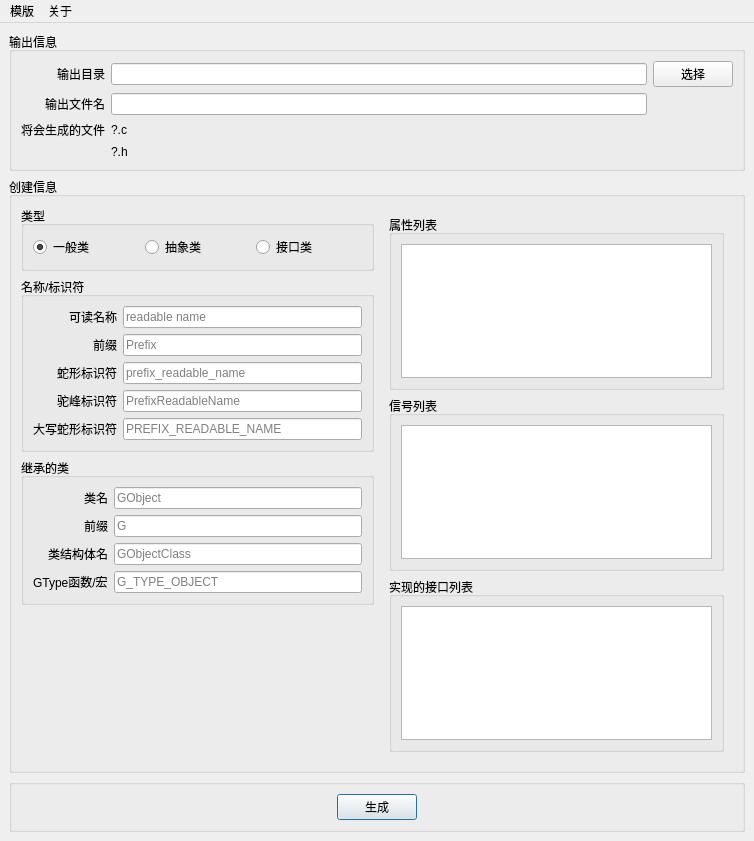
Qt form MainWindow.ui (tajoy/GOC) before a commit.
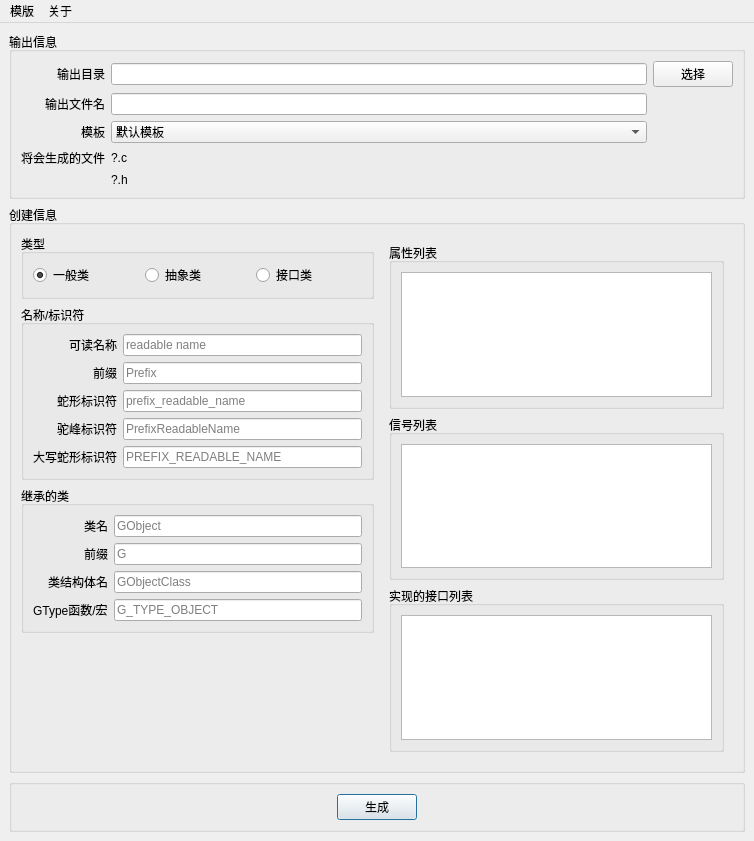
The same form after that commit.

Patch:
```diff
--- a/MainWindow.ui
+++ b/MainWindow.ui
@@ -28,15 +28,24 @@
    </property>
    <layout class="QVBoxLayout" name="verticalLayout">
     <item>
-     <widget class="QGroupBox" name="">
+     <widget class="QGroupBox" name="groupBox">
       <property name="title">
        <string>输出信息</string>
       </property>
       <layout class="QGridLayout" name="gridLayout">
-       <item row="1" column="2">
+       <item row="4" column="2">
+        <widget class="QComboBox" name="cbxTemplate">
+         <item>
+          <property name="text">
+           <string>默认模板</string>
+          </property>
+         </item>
+        </widget>
+       </item>
+       <item row="2" column="2">
         <widget class="QLineEdit" name="edtOutFilename"/>
        </item>
-       <item row="1" column="0">
+       <item row="2" column="0">
         <widget class="QLabel" name="label_7">
          <property name="text">
           <string>输出文件名</string>
@@ -46,17 +55,17 @@
          </property>
         </widget>
        </item>
-       <item row="0" column="3">
+       <item row="1" column="3">
         <widget class="QPushButton" name="btnSelOutDir">
          <property name="text">
           <string>选择</string>
          </property>
         </widget>
        </item>
-       <item row="0" column="2">
+       <item row="1" column="2">
         <widget class="QLineEdit" name="edtOutDir"/>
        </item>
-       <item row="0" column="0">
+       <item row="1" column="0">
         <widget class="QLabel" name="label">
          <property name="text">
           <string>输出目录</string>
@@ -69,27 +78,37 @@
          </property>
         </widget>
        </item>
-       <item row="2" column="2">
+       <item row="5" column="2">
         <widget class="QLabel" name="label_9">
          <property name="text">
           <string>?.c</string>
          </property>
         </widget>
        </item>
-       <item row="2" column="0">
+       <item row="5" column="0">
         <widget class="QLabel" name="label_8">
          <property name="text">
           <string>将会生成的文件</string>
          </property>
         </widget>
        </item>
-       <item row="3" column="2">
+       <item row="6" column="2">
         <widget class="QLabel" name="label_11">
          <property name="text">
           <string>?.h</string>
          </property>
         </widget>
        </item>
+       <item row="4" column="0">
+        <widget class="QLabel" name="label_10">
+         <property name="text">
+          <string>模板</string>
+         </property>
+         <property name="alignment">
+          <set>Qt::AlignRight|Qt::AlignTrailing|Qt::AlignVCenter</set>
+         </property>
+        </widget>
+       </item>
       </layout>
      </widget>
     </item>
@@ -135,7 +154,7 @@
           </widget>
          </item>
          <item>
-          <widget class="QGroupBox" name="">
+          <widget class="QGroupBox" name="groupBox">
            <property name="title">
             <string>名称/标识符</string>
            </property>
@@ -383,7 +402,7 @@
      </widget>
     </item>
     <item>
-     <widget class="QGroupBox" name="">
+     <widget class="QGroupBox" name="groupBox">
       <layout class="QHBoxLayout" name="horizontalLayout">
        <item>
         <spacer name="horizontalSpacer">
@@ -399,7 +418,7 @@
         </spacer>
        </item>
        <item>
-        <widget class="QPushButton" name="pushButton">
+        <widget class="QPushButton" name="btnGenerate">
          <property name="text">
           <string>生成</string>
          </property>
@@ -441,7 +460,7 @@
      <x>0</x>
      <y>0</y>
      <width>754</width>
-     <height>23</height>
+     <height>28</height>
     </rect>
    </property>
    <widget class="QMenu" name="menu">
```
